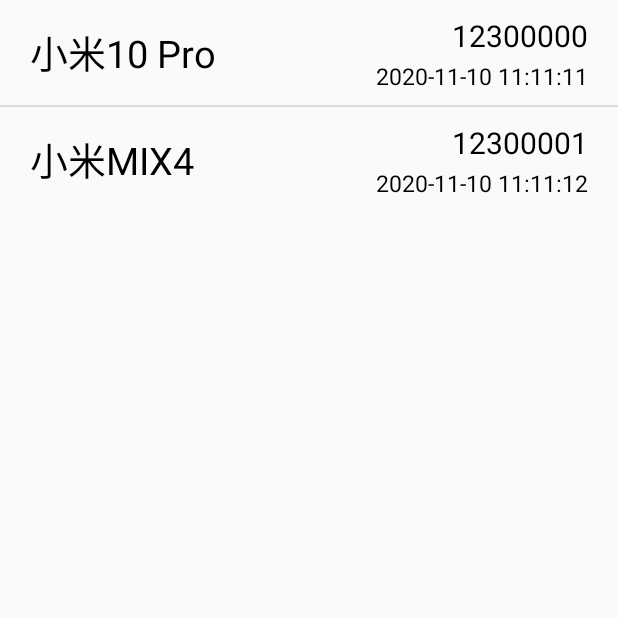
After one commit to Xrrry/Buybychain, an Android app: the History screen opened directly, with no data from a screen before it, on a phone screen of 412 x 824 dp, the top half of it. The commit adds this screen. Run offline under Robolectric (Android 15) with nearby library versions, the phone set to English and light mode, and no system bars.

Commit message:
账户管理初写/历史查询列表初写

```diff
--- a/app/src/main/AndroidManifest.xml
+++ b/app/src/main/AndroidManifest.xml
@@ -29,7 +29,8 @@
         android:usesCleartextTraffic="true"
         tools:ignore="GoogleAppIndexingWarning"
         tools:replace="android:name">
-        <activity android:name=".UploadHistory"></activity>
+        <activity android:name=".History"></activity>
+        <activity android:name=".UploadHistory" />
         <activity android:name=".Preset" />
         <activity android:name=".Modification" />
         <activity android:name=".Authentication" />
--- a/app/src/main/java/com/example/buybychain/CommodityDetail.java
+++ b/app/src/main/java/com/example/buybychain/CommodityDetail.java
@@ -158,7 +158,6 @@
                             im1.setVisibility(View.VISIBLE);
                             im2.setVisibility(View.VISIBLE);
                             im3.setVisibility(View.VISIBLE);
-//                            Toast.makeText(getApplicationContext(), "post请求成功", Toast.LENGTH_LONG).show();
                         }
                     });
                 }
--- /dev/null
+++ b/app/src/main/java/com/example/buybychain/History.java
@@ -0,0 +1,74 @@
+package com.example.buybychain;
+
+import androidx.appcompat.app.AppCompatActivity;
+
+import android.graphics.Color;
+import android.os.Build;
+import android.os.Bundle;
+import android.view.View;
+import android.view.Window;
+import android.widget.ListView;
+import android.widget.SimpleAdapter;
+
+import java.lang.reflect.Field;
+import java.lang.reflect.Method;
+import java.util.ArrayList;
+import java.util.HashMap;
+import java.util.List;
+import java.util.Map;
+
+public class History extends AppCompatActivity {
+
+    private ListView listview_1;
+    private ArrayList Friendslist = new ArrayList();
+    private SimpleAdapter adapter;
+    private List<Map<String, Object>> list;
+    private Map<String, Object> map;
+
+    @Override
+    protected void onCreate(Bundle savedInstanceState) {
+        super.onCreate(savedInstanceState);
+        // 隐藏标题栏
+        supportRequestWindowFeature(Window.FEATURE_NO_TITLE);
+        // 隐藏状态栏
+        getWindow().setStatusBarColor(Color.TRANSPARENT);
+        // 设置状态栏字体颜色 黑色
+        Window window = getWindow();
+        if (window != null) {
+            Class clazz = window.getClass();
+            try {
+                int darkModeFlag = 0;
+                Class layoutParams = Class.forName("android.view.MiuiWindowManager$LayoutParams");
+                Field field = layoutParams.getField("EXTRA_FLAG_STATUS_BAR_DARK_MODE");
+                darkModeFlag = field.getInt(layoutParams);
+                Method extraFlagField = clazz.getMethod("setExtraFlags", int.class, int.class);
+                extraFlagField.invoke(window, darkModeFlag, darkModeFlag);//状态栏透明且黑色字体
+
+                if (Build.VERSION.SDK_INT >= Build.VERSION_CODES.M) {
+                    //开发版 7.7.13 及以后版本采用了系统API，旧方法无效但不会报错，所以两个方式都要加上
+                    getWindow().getDecorView().setSystemUiVisibility(View.SYSTEM_UI_FLAG_LAYOUT_FULLSCREEN | View.SYSTEM_UI_FLAG_LIGHT_STATUS_BAR);
+                }
+            } catch (Exception e) {
+
+            }
+        }
+        setContentView(R.layout.activity_history);
+        listview_1 = (ListView) this.findViewById(R.id.Listview_1);
+        list = new ArrayList<Map<String, Object>>();
+        map = new HashMap<String, Object>();
+        map.put("com_name", "小米10 Pro");
+        map.put("out_id", "12300000");
+        map.put("time","2020-11-10 11:11:11");
+        list.add(map);
+        map = new HashMap<String, Object>();
+        map.put("com_name", "小米MIX4");
+        map.put("out_id", "12300001");
+        map.put("time","2020-11-10 11:11:12");
+        list.add(map);
+        String[] form = {"com_name", "out_id", "time"};
+        int[] to = {R.id.com_name, R.id.out_id, R.id.histime};
+        adapter = new SimpleAdapter(getApplicationContext(), list, R.layout.hisitem, form, to);
+        listview_1.setAdapter(adapter);
+
+    }
+}
--- a/app/src/main/java/com/example/buybychain/Launcher.java
+++ b/app/src/main/java/com/example/buybychain/Launcher.java
@@ -53,7 +53,7 @@
         if (phone != null) {
             Buybychain application = (Buybychain) getApplication();
             application.setPhone(phone);
-            application.setType("2");
+            application.setType("1");
             if(application.getType().equals("1")) {
                 timer.schedule(task1,1000);
             }
--- /dev/null
+++ b/app/src/main/res/layout/activity_history.xml
@@ -0,0 +1,15 @@
+<?xml version="1.0" encoding="utf-8"?>
+<RelativeLayout xmlns:android="http://schemas.android.com/apk/res/android"
+    xmlns:app="http://schemas.android.com/apk/res-auto"
+    xmlns:tools="http://schemas.android.com/tools"
+    android:layout_width="match_parent"
+    android:layout_height="match_parent"
+    tools:context=".History">
+
+
+    <ListView
+        android:id="@+id/Listview_1"
+        android:layout_width="match_parent"
+        android:layout_height="wrap_content"/>
+
+</RelativeLayout>
--- a/app/src/main/res/layout/fragment_my.xml
+++ b/app/src/main/res/layout/fragment_my.xml
@@ -23,6 +23,7 @@
                 android:textSize="25sp"
                 android:textColor="@color/white" />
             <ImageView
+                android:id="@+id/signout"
                 android:layout_width="25dp"
                 android:layout_height="25dp"
                 android:src="@drawable/setting"
--- a/app/src/main/res/layout/fragment_producer_my.xml
+++ b/app/src/main/res/layout/fragment_producer_my.xml
@@ -23,6 +23,7 @@
                 android:textSize="25sp"
                 android:textColor="@color/white" />
             <ImageView
+                android:id="@+id/signout"
                 android:layout_width="25dp"
                 android:layout_height="25dp"
                 android:src="@drawable/setting"
--- /dev/null
+++ b/app/src/main/res/layout/hisitem.xml
@@ -0,0 +1,39 @@
+<?xml version="1.0" encoding="utf-8"?>
+<RelativeLayout xmlns:android="http://schemas.android.com/apk/res/android"
+    android:layout_width="match_parent"
+    android:layout_height="70dp">
+
+    <TextView
+        android:id="@id/com_name"
+        android:layout_width="wrap_content"
+        android:layout_height="wrap_content"
+        android:layout_centerVertical="true"
+        android:layout_marginStart="20dp"
+        android:textSize="25sp"
+        android:text="小米10 Pro"
+        android:textColor="@color/black"/>
+
+    <TextView
+        android:id="@+id/out_id"
+        android:layout_width="wrap_content"
+        android:layout_height="wrap_content"
+        android:layout_alignParentEnd="true"
+        android:layout_marginEnd="20dp"
+        android:layout_marginTop="10dp"
+        android:textSize="20sp"
+        android:text="12300000"
+        android:textColor="@color/black"/>
+
+    <TextView
+        android:id="@+id/histime"
+        android:layout_width="wrap_content"
+        android:layout_height="wrap_content"
+        android:layout_alignParentEnd="true"
+        android:layout_marginEnd="20dp"
+        android:layout_marginTop="40dp"
+        android:textSize="15sp"
+        android:text="2020-11-10 11:11:11"
+        android:textColor="@color/black"/>
+
+
+</RelativeLayout>
```
Also changed, not shown: app/src/main/java/com/example/buybychain/HomeFragment.java (+7 -6 lines), app/src/main/java/com/example/buybychain/LoginActivity.java (+47 -7 lines), app/src/main/java/com/example/buybychain/MyFragment.java (+26 -1 lines), app/src/main/java/com/example/buybychain/ProducerMyFragment.java (+26 -0 lines), app/src/main/res/drawable/setting.png.
